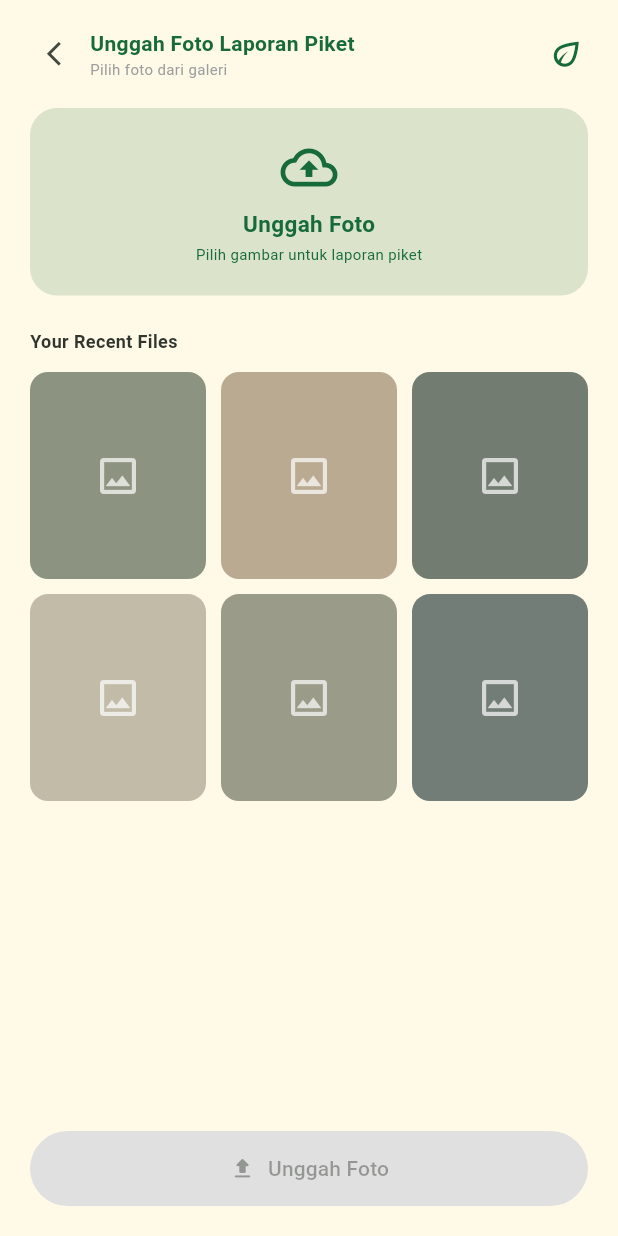
After one commit to salmamami/dutio_mobile, a Flutter app: the GalleryScreen screen opened by its route, on a phone screen of 412 x 824 dp. The commit adds this screen. Run offline on Flutter 3.47's test engine with Material 3 defaults, Android fonts, the phone set to English and light mode, and no system bars.

Commit message:
Add photo upload screeens

```diff
--- a/lib/main.dart
+++ b/lib/main.dart
@@ -4,6 +4,9 @@ import 'core/app_theme.dart';
 import 'screens/home_screen.dart';
 import 'screens/mission_screen.dart';
 import 'screens/camera_screen.dart';
+import 'screens/photo_preview_screen.dart';
+import 'screens/gallery_screen.dart';
+import 'screens/upload_success_screen.dart';
 
 void main() {
   runApp(const DutioApp());
@@ -22,6 +25,9 @@ class DutioApp extends StatelessWidget {
       routes: {
         '/mission': (context) => const MissionScreen(),
         '/camera': (context) => const CameraScreen(),
+        '/photo-preview': (context) => const PhotoPreviewScreen(),
+        '/gallery': (context) => const GalleryScreen(),
+        '/upload-success': (context) => const UploadSuccessScreen(),
       },
     );
   }
--- /dev/null
+++ b/lib/screens/gallery_screen.dart
@@ -0,0 +1,236 @@
+
+import 'package:flutter/material.dart';
+import '../core/app_theme.dart';
+
+class GalleryScreen extends StatefulWidget {
+  const GalleryScreen({super.key});
+
+  @override
+  State<GalleryScreen> createState() => _GalleryScreenState();
+}
+
+class _GalleryScreenState extends State<GalleryScreen> {
+  int? selectedIndex;
+
+  final List<Color> photoColors = [
+    const Color(0xFF8C9380),
+    const Color(0xFFB9AA91),
+    const Color(0xFF727C70),
+    const Color(0xFFC2BBA8),
+    const Color(0xFF9B9B8A),
+    const Color(0xFF737D77),
+  ];
+
+  @override
+  Widget build(BuildContext context) {
+    return Scaffold(
+      backgroundColor: AppTheme.cream,
+      body: SafeArea(
+        child: Column(
+          children: [
+            // HEADER
+            Padding(
+              padding: const EdgeInsets.symmetric(
+                horizontal: 12,
+                vertical: 12,
+              ),
+              child: Row(
+                children: [
+                  IconButton(
+                    onPressed: () => Navigator.pop(context),
+                    icon: const Icon(
+                      Icons.arrow_back_ios_new,
+                      size: 19,
+                    ),
+                  ),
+                  const Expanded(
+                    child: Column(
+                      crossAxisAlignment: CrossAxisAlignment.start,
+                      children: [
+                        Text(
+                          'Unggah Foto Laporan Piket',
+                          style: TextStyle(
+                            fontWeight: FontWeight.bold,
+                            fontSize: 14,
+                            color: AppTheme.darkGreen,
+                          ),
+                        ),
+                        Text(
+                          'Pilih foto dari galeri',
+                          style: TextStyle(
+                            fontSize: 10,
+                            color: Colors.grey,
+                          ),
+                        ),
+                      ],
+                    ),
+                  ),
+                  const Icon(
+                    Icons.eco_outlined,
+                    color: AppTheme.darkGreen,
+                    size: 25,
+                  ),
+                  const SizedBox(width: 10),
+                ],
+              ),
+            ),
+
+            // UPLOAD AREA
+            Padding(
+              padding: const EdgeInsets.symmetric(horizontal: 20),
+              child: Container(
+                width: double.infinity,
+                height: 125,
+                decoration: BoxDecoration(
+                  color: const Color(0xFFDCE3CB),
+                  borderRadius: BorderRadius.circular(18),
+                ),
+                child: const Column(
+                  mainAxisAlignment: MainAxisAlignment.center,
+                  children: [
+                    Icon(
+                      Icons.cloud_upload_outlined,
+                      size: 38,
+                      color: AppTheme.darkGreen,
+                    ),
+                    SizedBox(height: 8),
+                    Text(
+                      'Unggah Foto',
+                      style: TextStyle(
+                        fontSize: 15,
+                        fontWeight: FontWeight.bold,
+                        color: AppTheme.darkGreen,
+                      ),
+                    ),
+                    SizedBox(height: 3),
+                    Text(
+                      'Pilih gambar untuk laporan piket',
+                      style: TextStyle(
+                        fontSize: 10,
+                        color: AppTheme.darkGreen,
+                      ),
+                    ),
+                  ],
+                ),
+              ),
+            ),
+
+            const SizedBox(height: 22),
+
+            // RECENT FILES TITLE
+            const Padding(
+              padding: EdgeInsets.symmetric(horizontal: 20),
+              child: Align(
+                alignment: Alignment.centerLeft,
+                child: Text(
+                  'Your Recent Files',
+                  style: TextStyle(
+                    fontSize: 12,
+                    color: AppTheme.dark,
+                    fontWeight: FontWeight.w600,
+                  ),
+                ),
+              ),
+            ),
+
+            const SizedBox(height: 12),
+
+            // PHOTO GRID
+            Expanded(
+              child: Padding(
+                padding: const EdgeInsets.symmetric(horizontal: 20),
+                child: GridView.builder(
+                  itemCount: photoColors.length,
+                  gridDelegate:
+                      const SliverGridDelegateWithFixedCrossAxisCount(
+                    crossAxisCount: 3,
+                    crossAxisSpacing: 10,
+                    mainAxisSpacing: 10,
+                    childAspectRatio: 0.85,
+                  ),
+                  itemBuilder: (context, index) {
+                    final isSelected = selectedIndex == index;
+
+                    return GestureDetector(
+                      onTap: () {
+                        setState(() {
+                          selectedIndex = index;
+                        });
+                      },
+                      child: Container(
+                        decoration: BoxDecoration(
+                          color: photoColors[index],
+                          borderRadius: BorderRadius.circular(12),
+                          border: Border.all(
+                            color: isSelected
+                                ? AppTheme.darkGreen
+                                : Colors.transparent,
+                            width: 3,
+                          ),
+                        ),
+                        child: Stack(
+                          children: [
+                            const Center(
+                              child: Icon(
+                                Icons.image_outlined,
+                                color: Colors.white70,
+                                size: 32,
+                              ),
+                            ),
+                            if (isSelected)
+                              const Positioned(
+                                right: 6,
+                                top: 6,
+                                child: CircleAvatar(
+                                  radius: 12,
+                                  backgroundColor: AppTheme.darkGreen,
+                                  child: Icon(
+                                    Icons.check,
+                                    color: Colors.white,
+                                    size: 15,
+                                  ),
+                                ),
+                              ),
+                          ],
+                        ),
+                      ),
+                    );
+                  },
+                ),
+              ),
+            ),
+
+            // UPLOAD BUTTON
+            Padding(
+              padding: const EdgeInsets.fromLTRB(20, 10, 20, 20),
+              child: SizedBox(
+                width: double.infinity,
+                child: ElevatedButton.icon(
+                  onPressed: selectedIndex == null
+                      ? null
+                      : () {
+                          Navigator.pushReplacementNamed(
+                            context,
+                            '/photo-preview',
+                          );
+                        },
+                  icon: const Icon(Icons.upload_rounded),
+                  label: const Text('Unggah Foto'),
+                  style: ElevatedButton.styleFrom(
+                    backgroundColor: AppTheme.darkGreen,
+                    foregroundColor: Colors.white,
+                    disabledBackgroundColor: Colors.grey.shade300,
+                    padding: const EdgeInsets.symmetric(vertical: 15),
+                    shape: RoundedRectangleBorder(
+                      borderRadius: BorderRadius.circular(25),
+                    ),
+                  ),
+                ),
+              ),
+            ),
+          ],
+        ),
+      ),
+    );
+  }
+}
```
Also changed, not shown: lib/screens/photo_preview_screen.dart (+189 -0 lines), lib/screens/upload_success_screen.dart (added, +140 -0 lines).
